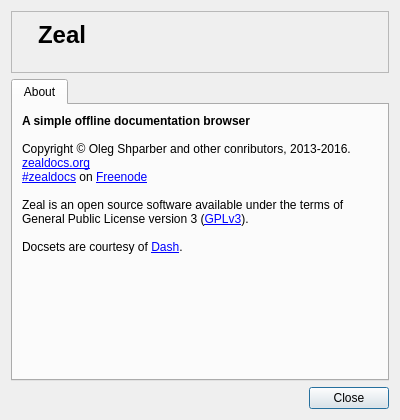
zealdocs/zeal, file src/ui/forms/aboutdialog.ui: the form before one commit.
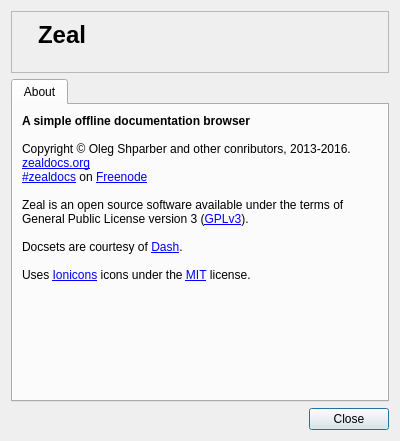
The form after the commit. Icons and pictures are not drawn.

Commit message: ui: Include ionicons font

Patch:
```diff
--- a/src/ui/forms/aboutdialog.ui
+++ b/src/ui/forms/aboutdialog.ui
@@ -7,7 +7,7 @@
     <x>0</x>
     <y>0</y>
     <width>400</width>
-    <height>420</height>
+    <height>441</height>
    </rect>
   </property>
   <property name="windowTitle">
@@ -83,7 +83,9 @@
 &lt;br&gt;&lt;br&gt;
 Zeal is an open source software available under the terms of General Public License version 3 (&lt;a href=&quot;https://www.gnu.org/copyleft/gpl.html&quot;&gt;GPLv3&lt;/a&gt;).
 &lt;br&gt;&lt;br&gt;
-Docsets are courtesy of &lt;a href=&quot;https://kapeli.com/dash&quot;&gt;Dash&lt;/a&gt;.</string>
+Docsets are courtesy of &lt;a href=&quot;https://kapeli.com/dash&quot;&gt;Dash&lt;/a&gt;.
+&lt;br/&gt;&lt;br/&gt;
+Uses &lt;a href=&quot;http://ionicons.com/&quot;&gt;Ionicons&lt;/a&gt; icons under the &lt;a href=&quot;http://opensource.org/licenses/MIT&quot;&gt;MIT&lt;/a&gt; license.</string>
          </property>
          <property name="alignment">
           <set>Qt::AlignLeading|Qt::AlignLeft|Qt::AlignTop</set>
```
The commit also changes 2 other files.
